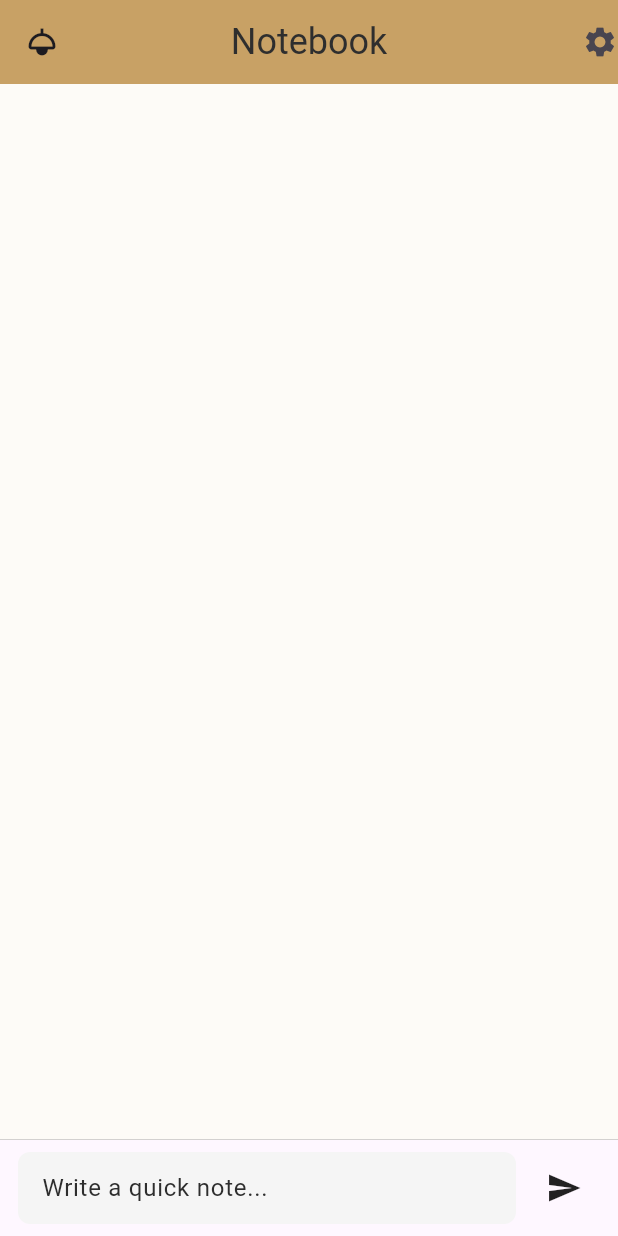
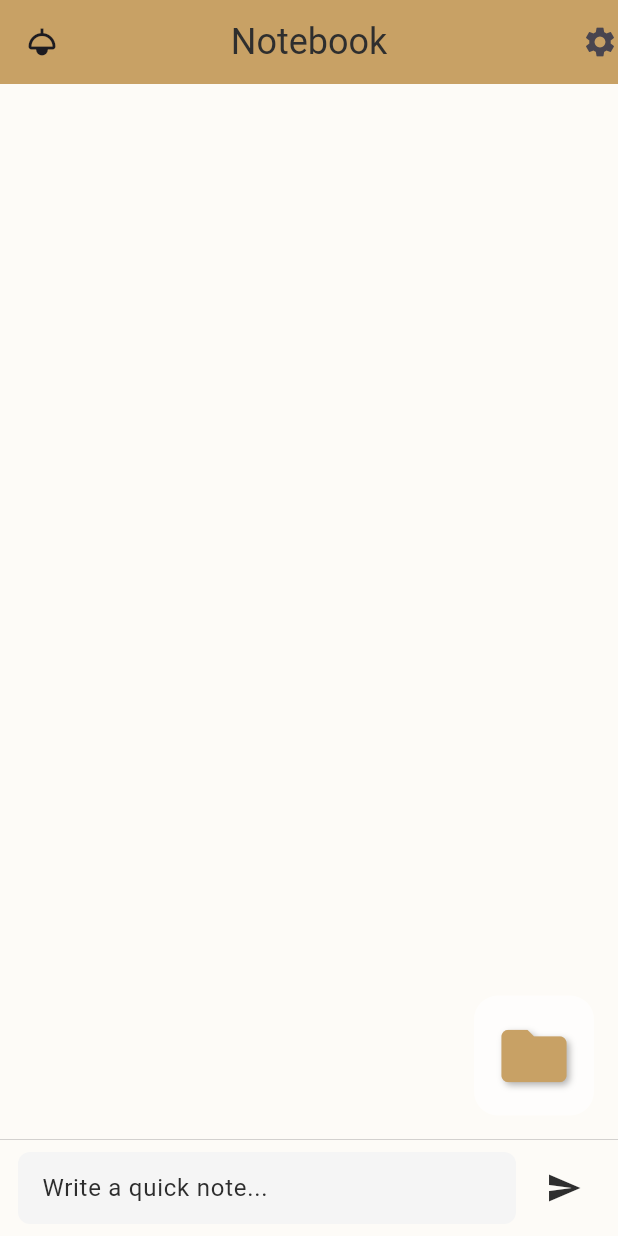
Before and after one commit to Bahman-th/real_note_app, a Flutter app: the screen it shows after launch, on a phone screen of 412 x 824 dp. Run offline on Flutter 3.47's test engine with Material 3 defaults, Android fonts, the phone set to English and light mode, and no system bars; our stand-ins replace flutter_slidable.

Commit message:
Initial UI setup/ Foders page slidebar + edited home_pages F.A.B

```diff
--- /dev/null
+++ b/lib/Pages/home_page.dart
@@ -0,0 +1,64 @@
+import 'package:flutter/material.dart';
+import 'package:real_note_app/Pages/floders_page.dart';
+import 'package:real_note_app/Theme/theme_data.dart';
+import 'package:real_note_app/Widgets/main_navbar_widget.dart';
+
+class HomePage extends StatelessWidget {
+  const HomePage({super.key});
+
+  @override
+  Widget build(BuildContext context) {
+    return Scaffold(
+      appBar: AppBar(
+        title: Text("Notebook"),
+        titleTextStyle: TextStyle(
+          fontSize: 24,
+          //fontWeight: FontWeight.bold,
+          color: AppColors.mainTextColor,
+        ),
+        centerTitle: true,
+
+        leading: Icon(Icons.light),
+        actions: [Icon(Icons.settings)],
+        backgroundColor: AppColors.seconderyColor,
+      ),
+      floatingActionButton: SizedBox(
+        width: 80, // عرض دلخواه
+        height: 80, // ارتفاع دلخواه
+        child: FloatingActionButton(
+          onPressed: () {
+            Navigator.push(
+              context,
+              MaterialPageRoute(builder: (context) => const FlodersPage()),
+            );
+          },
+          backgroundColor: Colors.white60,
+          elevation: 0,
+          highlightElevation: 0,
+          splashColor: Colors.transparent,
+          focusElevation: 0,
+          child: Center(
+            child: Text(
+              String.fromCharCode(Icons.folder.codePoint),
+              style: TextStyle(
+                fontSize: 52,
+                color: AppColors.seconderyColor,
+                fontFamily: Icons.folder.fontFamily,
+                package: Icons.folder.fontPackage,
+                shadows: [
+                  Shadow(
+                    blurRadius: 6.0,
+                    color: Colors.black.withOpacity(0.3),
+                    offset: Offset(2, 2),
+                  ),
+                ],
+              ),
+            ),
+          ),
+        ),
+      ),
+
+      bottomNavigationBar: MainNavbarWidget(),
+    );
+  }
+}
--- a/lib/Theme/theme_data.dart
+++ b/lib/Theme/theme_data.dart
@@ -3,6 +3,7 @@ import 'package:flutter/material.dart';
 /// 🎨 Your color palette
 class AppColors {
   static const Color mainColor = Color(0xFFFDFBF7);       // کرم ملایم
+  //static const Color mainColor = Color(0xFFC8A165);
   static const Color seconderyColor = Color(0xFFC8A165);  // بژ کاغذی
   static const Color mainTextColor = Color(0xFF2E2E2E);   // متن
 }
--- /dev/null
+++ b/lib/Widgets/main_navbar_widget.dart
@@ -0,0 +1,55 @@
+import 'package:flutter/material.dart';
+import 'package:real_note_app/Theme/theme_data.dart';
+
+class MainNavbarWidget extends StatelessWidget {
+  const MainNavbarWidget({super.key});
+
+  @override
+  Widget build(BuildContext context) {
+    return SafeArea(
+      child: Container(
+        padding: const EdgeInsets.symmetric(horizontal: 12, vertical: 8),
+        decoration: BoxDecoration(
+          color: Theme.of(context).scaffoldBackgroundColor, // یا هر رنگ دلخواه
+          border: const Border(top: BorderSide(color: Colors.grey, width: 0.3)),
+        ),
+        child: Row(
+          children: [
+            /// TextField برای یادداشت سریع
+            Expanded(
+              child: TextField(
+                decoration: InputDecoration(
+                  hintText: 'Write a quick note...',
+                  hintStyle: TextStyle(color: AppColors.mainTextColor),
+                  filled: true,
+                  fillColor: Colors.grey[100],
+                  contentPadding: const EdgeInsets.symmetric(
+                    horizontal: 12,
+                    vertical: 10,
+                  ),
+                  border: OutlineInputBorder(
+                    borderRadius: BorderRadius.circular(8),
+                    borderSide: BorderSide.none,
+                  ),
+                ),
+                onSubmitted: (value) {
+                  // عملکرد ذخیره نوت سریع
+                },
+              ),
+            ),
+            const SizedBox(width: 8),
+
+            /// دکمه ارسال
+            IconButton(
+              icon: const Icon(Icons.send),
+              color: Theme.of(context).iconTheme.color,
+              onPressed: () {
+                // عملکرد دکمه ارسال
+              },
+            ),
+          ],
+        ),
+      ),
+    );
+  }
+}
--- a/lib/main.dart
+++ b/lib/main.dart
@@ -1,5 +1,8 @@
 import 'package:flutter/material.dart';
+import 'package:real_note_app/Pages/floders_page.dart';
+import 'package:real_note_app/Pages/home_page.dart';
 import 'package:real_note_app/Theme/theme_data.dart';
+import 'package:real_note_app/Widgets/main_navbar_widget.dart';
 
 void main() {
   runApp(const MyApp());
@@ -13,72 +16,7 @@ class MyApp extends StatelessWidget {
     return MaterialApp(
       debugShowCheckedModeBanner: false,
       theme: lightTheme,
-      home: Scaffold(
-        appBar: AppBar(
-          title: Text("Notebook"),
-          titleTextStyle: TextStyle(
-            fontSize: 24,
-            //fontWeight: FontWeight.bold,
-            color: AppColors.mainTextColor
-          ),
-          centerTitle: true,
-
-          leading: Icon(Icons.light),
-          actions: [Icon(Icons.settings)],
-          backgroundColor: AppColors.seconderyColor,
-        ),
-        bottomNavigationBar: SafeArea(
-          child: Container(
-            padding: const EdgeInsets.symmetric(horizontal: 12, vertical: 8),
-            decoration: BoxDecoration(
-              color: Theme.of(
-                context,
-              ).scaffoldBackgroundColor, // یا هر رنگ دلخواه
-              border: const Border(
-                top: BorderSide(color: Colors.grey, width: 0.3),
-              ),
-            ),
-            child: Row(
-              children: [
-                /// TextField برای یادداشت سریع
-                Expanded(
-                  child: TextField(
-                    decoration: InputDecoration(
-                      hintText: 'Write a quick note...',
-                      hintStyle: TextStyle(
-                        color: AppColors.mainTextColor
-                      ),
-                      filled: true,
-                      fillColor: Colors.grey[100],
-                      contentPadding: const EdgeInsets.symmetric(
-                        horizontal: 12,
-                        vertical: 10,
-                      ),
-                      border: OutlineInputBorder(
-                        borderRadius: BorderRadius.circular(8),
-                        borderSide: BorderSide.none,
-                      ),
-                    ),
-                    onSubmitted: (value) {
-                      // عملکرد ذخیره نوت سریع
-                    },
-                  ),
-                ),
-                const SizedBox(width: 8),
-
-                /// دکمه ارسال
-                IconButton(
-                  icon: const Icon(Icons.send),
-                  color: Theme.of(context).iconTheme.color,
-                  onPressed: () {
-                    // عملکرد دکمه ارسال
-                  },
-                ),
-              ],
-            ),
-          ),
-        ),
-      ),
+      home: HomePage(),
     );
   }
 }
--- a/pubspec.yaml
+++ b/pubspec.yaml
@@ -30,6 +30,7 @@ environment:
 dependencies:
   flutter:
     sdk: flutter
+  flutter_slidable: ^3.0.0
 
   # The following adds the Cupertino Icons font to your application.
   # Use with the CupertinoIcons class for iOS style icons.
```
Also changed, not shown: lib/Pages/floders_page.dart (added, +149 -0 lines), pubspec.lock.
